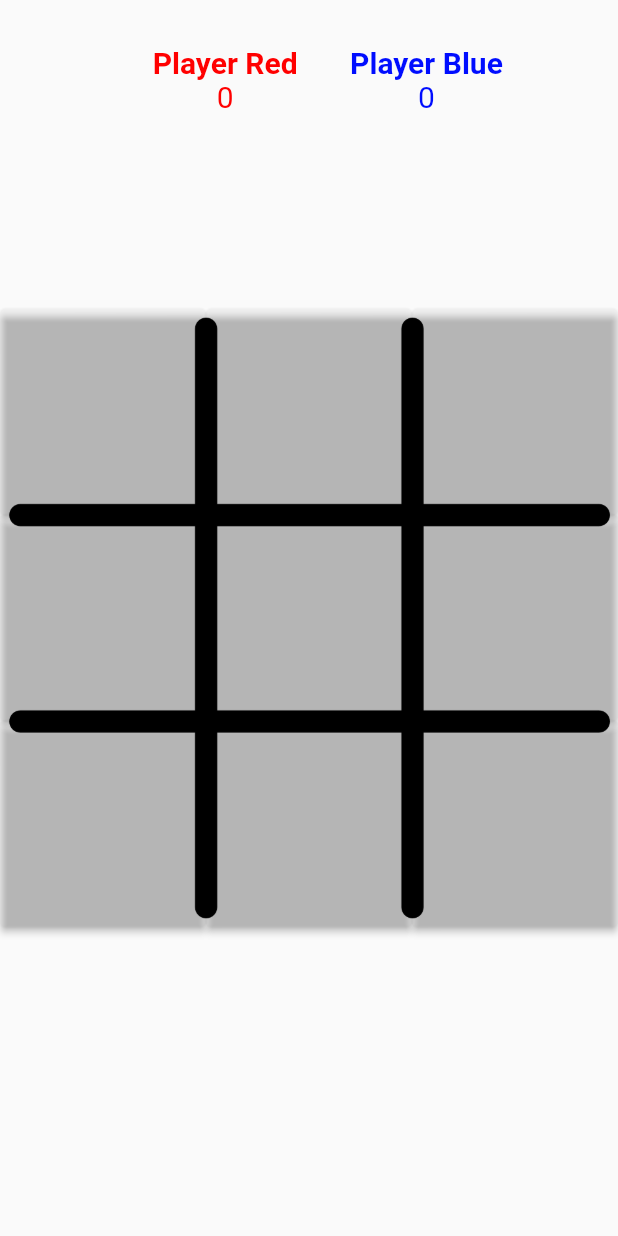
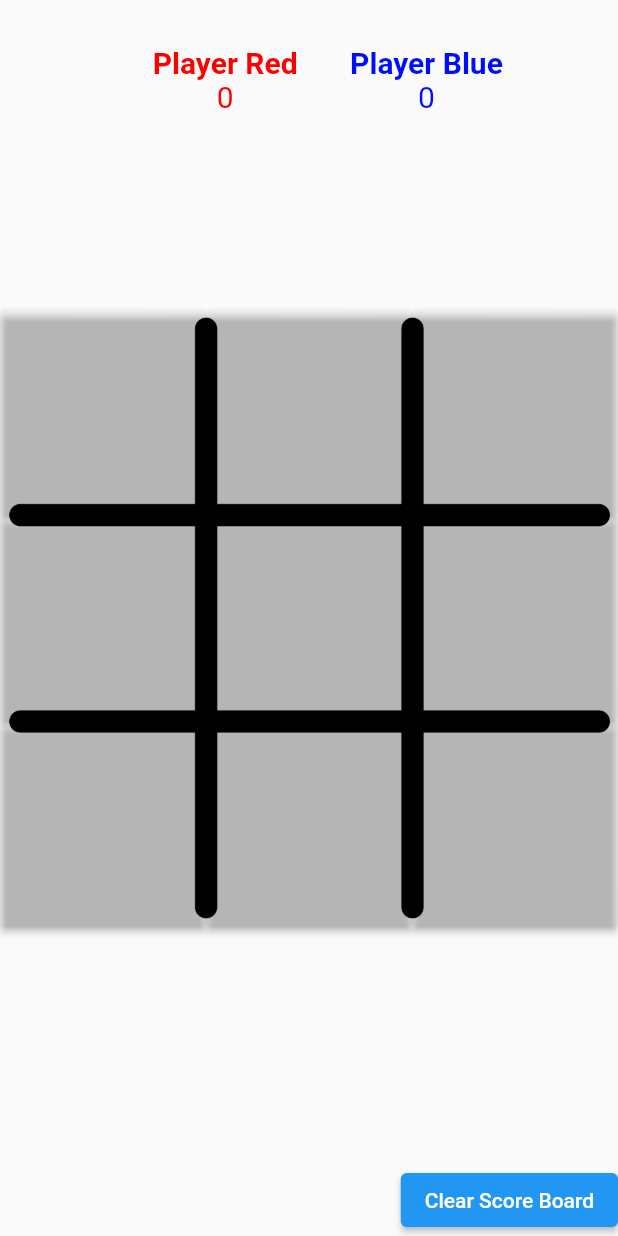
Before and after one commit to skyguy-netizen/Flutter-Tic-Tac-Toe, a Flutter app: the screen it shows after launch, on a phone screen of 412 x 824 dp. Run offline on Flutter 3.47's test engine with Material 2 defaults, Android fonts, the light colour scheme and no system bars.

Commit message:
Added score functionality

```diff
--- a/srccode/lib/main.dart
+++ b/srccode/lib/main.dart
@@ -27,6 +27,12 @@ class _MyAppState extends State<MyApp> {
 
   int blueLightSaberScore = 0;
   int redLightSaberScore = 0;
+
+  @override
+  Widget clearScoreBoardButton() {
+    return ElevatedButton(
+        onPressed: () => _clearEverything(), child: Text("Clear Score Board"));
+  }
 
   @override
   Widget buildScoreBoard() {
@@ -98,6 +104,9 @@ class _MyAppState extends State<MyApp> {
             body: (Center(
       child: Stack(children: [
         Align(alignment: AlignmentDirectional.topEnd, child: buildScoreBoard()),
+        Align(
+            alignment: AlignmentDirectional.bottomEnd,
+            child: clearScoreBoardButton()),
         Align(
             alignment: AlignmentDirectional.center,
             child: Image.asset("images/board.png")),
@@ -218,6 +227,9 @@ class _MyAppState extends State<MyApp> {
     //         ],
     //       );
     //     });
+    (tileState == TileState.BLUELIGHTSABER)
+        ? blueLightSaberScore++
+        : redLightSaberScore++;
     showDialog(
         barrierDismissible: false,
         context: context,
@@ -249,6 +261,12 @@ class _MyAppState extends State<MyApp> {
     });
   }
 
+  void _clearEverything() {
+    _resetGame();
+    blueLightSaberScore = 0;
+    redLightSaberScore = 0;
+  }
+
   void _showDrawDialog() {
     showDialog(
         barrierDismissible: false,
```
